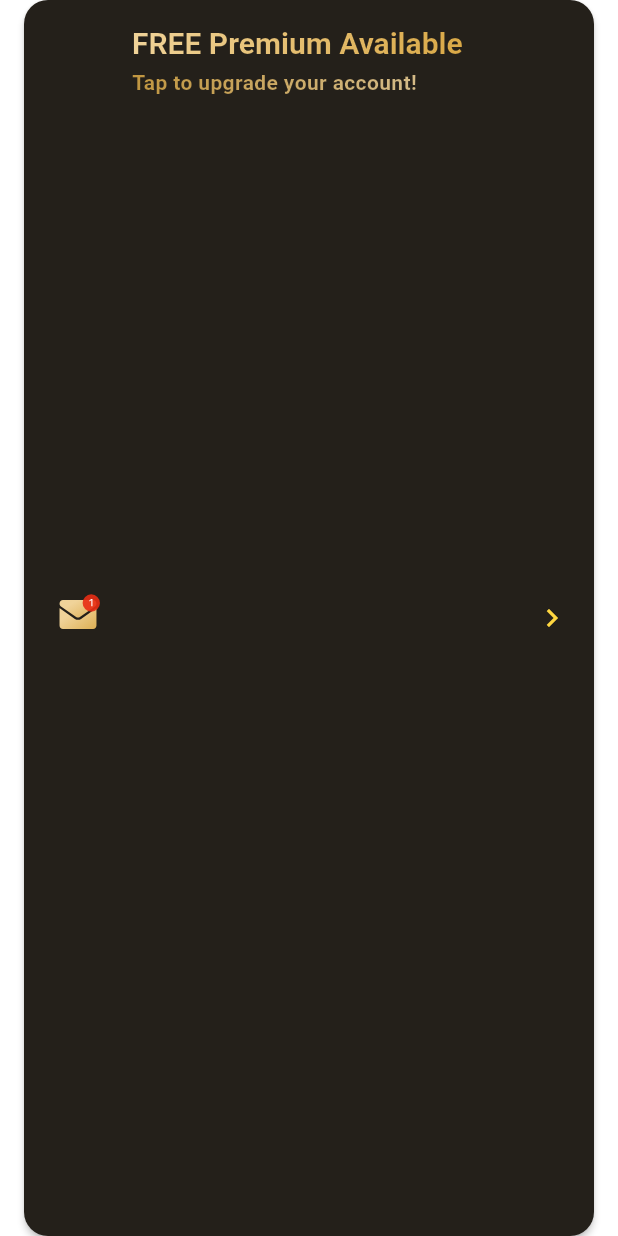
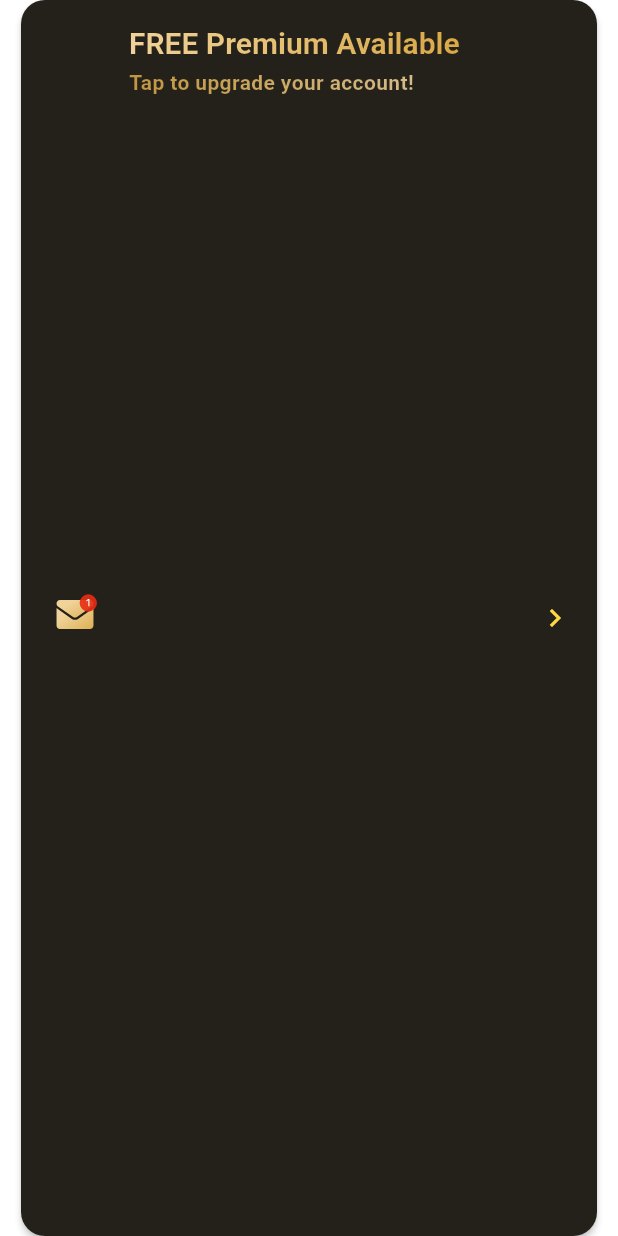
Before and after one commit to selenbbilgic/PlantApp, a Flutter app: the PremiumBanner widget shown alone on an empty page, opened directly, on a phone screen of 412 x 824 dp. Run offline on Flutter 3.47's test engine with Material 3 defaults, Android fonts, the phone set to English and light mode, and no system bars; our stand-ins replace auto_route, flutter_bloc, flutter_svg, shared_preferences; accounts and stored records are empty; network calls fail.

```diff
--- a/plant_app/lib/presentation/home/home_view.dart
+++ b/plant_app/lib/presentation/home/home_view.dart
@@ -23,6 +23,8 @@ import 'package:plant_app/data/sources/category_data_source.dart';
 import 'package:plant_app/data/sources/question_data_source.dart';
 import 'package:plant_app/presentation/paywall/paywall_view.dart';
 import 'package:plant_app/routes/app_router.dart';
+import 'package:url_launcher/url_launcher.dart';
+import 'package:url_launcher/url_launcher_string.dart';
 part 'widgets/_home_header.dart';
 part 'widgets/_search_bar.dart';
 part 'widgets/_premium_banner.dart';
--- a/plant_app/lib/presentation/home/widgets/_premium_banner.dart
+++ b/plant_app/lib/presentation/home/widgets/_premium_banner.dart
@@ -17,7 +17,8 @@ class PremiumBanner extends StatelessWidget {
     );
 
     return Card(
-      margin: EdgeInsets.symmetric(horizontal: 16),
+      //margin: EdgeInsets.zero,
+      margin: EdgeInsets.symmetric(horizontal: 14),
       color: Theme.of(context).colorScheme.onInverseSurface,
       shape: RoundedRectangleBorder(borderRadius: BorderRadius.circular(16)),
       child: InkWell(
--- a/plant_app/pubspec.yaml
+++ b/plant_app/pubspec.yaml
@@ -39,6 +39,7 @@ dependencies:
   shared_preferences: ^2.5.3
   http: ^1.4.0
   flutter_svg: ^2.2.0
+  url_launcher: ^6.3.2
 
 dev_dependencies:
   auto_route_generator: ^9.0.0
```
Also changed, not shown: plant_app/lib/presentation/home/widgets/_questions_carousel.dart (+11 -0 lines), plant_app/pubspec.lock, 6 other files.
